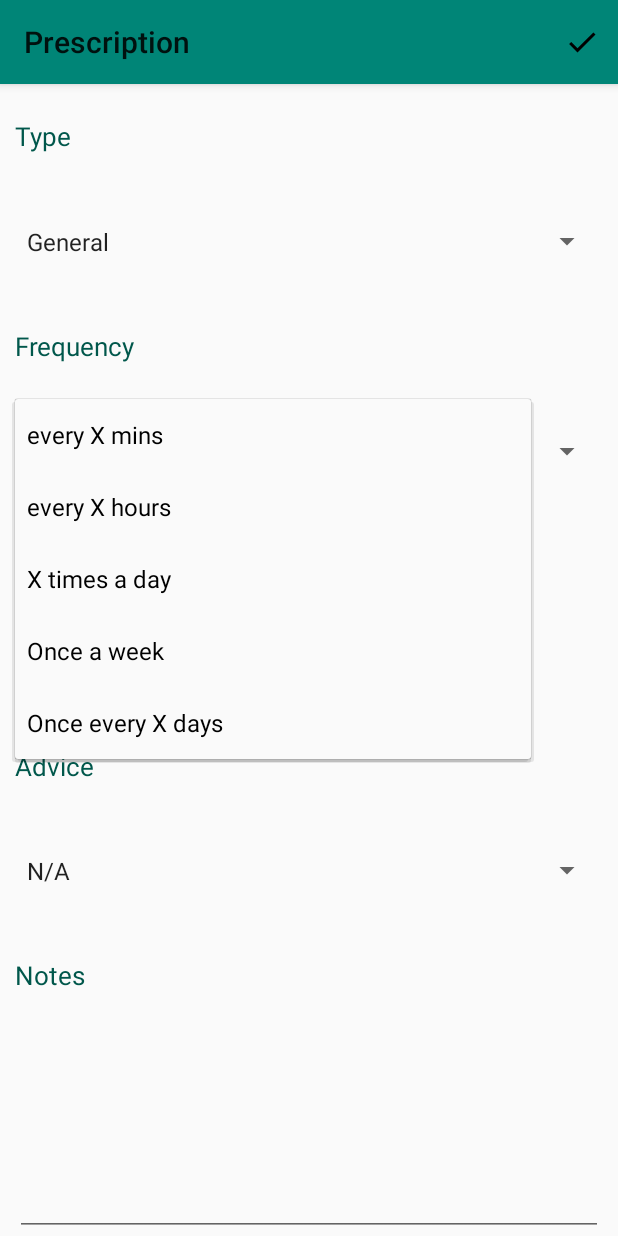
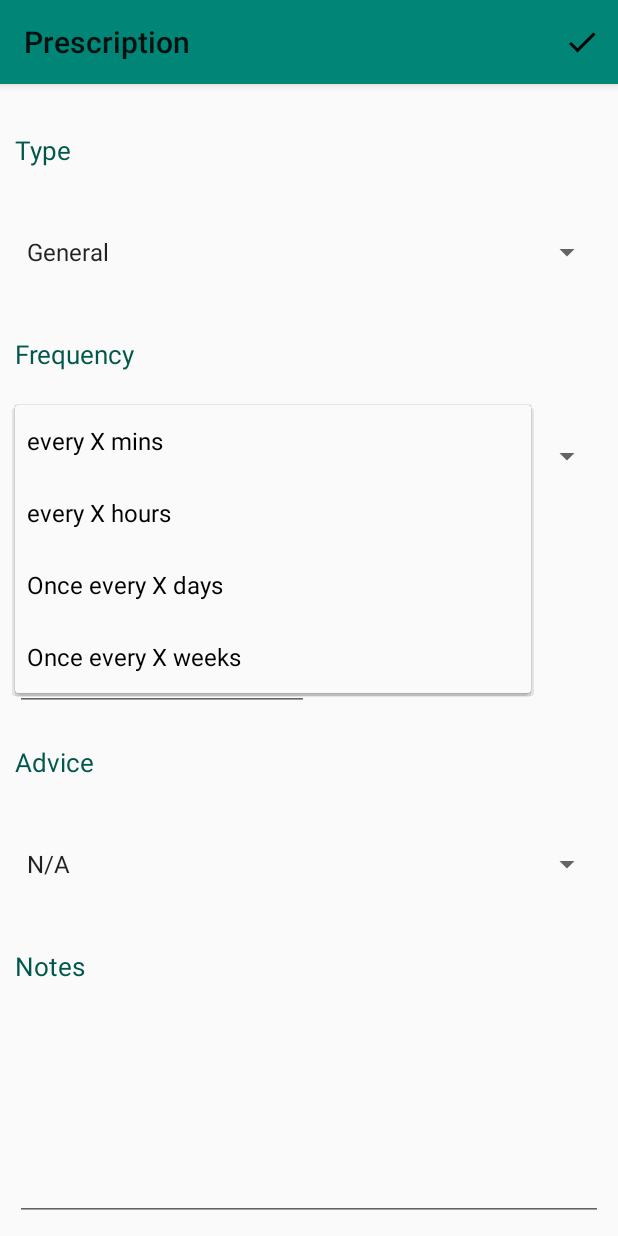
Before and after one commit to Alex-apostolo/BGLTracker, an Android app: the AddPrescriptionActivity screen opened directly, with no data from a screen before it, after a tap on "every X mins", on a phone screen of 412 x 824 dp. Run offline under Robolectric (Android 15) with nearby library versions, the phone set to English and light mode, and no system bars; 6 statements that could not run were skipped.

Commit message:
Fixed layout issues

```diff
--- a/app/src/main/java/com/alexapostolopoulos/bgltracker/AddPrescriptionActivity.java
+++ b/app/src/main/java/com/alexapostolopoulos/bgltracker/AddPrescriptionActivity.java
@@ -4,7 +4,6 @@ import android.support.v7.app.AppCompatActivity;
 import android.os.Bundle;
 import android.view.Menu;
 import android.view.View;
-import android.view.ViewGroup;
 import android.widget.AdapterView;
 import android.widget.ArrayAdapter;
 import android.widget.EditText;
@@ -38,22 +37,19 @@ public class AddPrescriptionActivity extends AppCompatActivity {
             public void onItemSelected(AdapterView<?> parent, View view, int position, long id) {
                 switch(parent.getItemAtPosition(position).toString()) {
                     case "General":
-//                        GridLayout layout = findViewById(R.id.addPrescr_gridLayout);
-//                        TextView nameView = new TextView(getBaseContext());
-//                        nameView.setText("Name");
-//                        nameView.setTextAppearance(R.style.CustomTextTitle);
-//                        EditText editName = new EditText(getBaseContext());
-//                        editName.setText("");
-//
-//                        GridLayout.LayoutParams params = new GridLayout.LayoutParams(layout.getLayoutParams());
-//                        params.height = 0;
-//                        params.width = 0;
-//                        params.rowSpec = GridLayout.spec(2, 2, 1f);
-//                        nameView.setLayoutParams(params);
-//                        params.columnSpec = GridLayout.spec(3, 2, 1f);
-//                        editName.setLayoutParams(params);
-//
-//                        layout.addView(nameView);
+                        GridLayout layout = findViewById(R.id.addPrescr_gridLayout);
+                        TextView nameView = new TextView(AddPrescriptionActivity.this);
+                        nameView.setText("Name");
+                        nameView.setTextAppearance(R.style.CustomTextTitle);
+
+                        GridLayout.LayoutParams params = (GridLayout.LayoutParams)layout.getLayoutParams();
+                        params.height = 0;
+                        params.width = 0;
+                        params.rowSpec = GridLayout.spec(GridLayout.UNDEFINED, 1, 1f);
+                        params.columnSpec = GridLayout.spec(GridLayout.UNDEFINED, 1, 1f);
+
+                        layout.addView(nameView, params);
+                        setContentView(layout);
 //                        layout.addView(editName);
                         break;
                     case "Insulin":break;
@@ -75,7 +71,13 @@ public class AddPrescriptionActivity extends AppCompatActivity {
         freqSpinner.setOnItemSelectedListener(new AdapterView.OnItemSelectedListener() {
             @Override
             public void onItemSelected(AdapterView<?> parent, View view, int position, long id) {
-
+                //Do when user presses frequency spinner
+                switch(position) {
+                    case 0: break;
+                    case 1: break;
+                    case 2: break;
+                    case 3: break;
+                }
             }
 
             @Override
@@ -93,7 +95,12 @@ public class AddPrescriptionActivity extends AppCompatActivity {
         adviceSpinner.setOnItemSelectedListener(new AdapterView.OnItemSelectedListener() {
             @Override
             public void onItemSelected(AdapterView<?> parent, View view, int position, long id) {
-
+                //Do when user presses advice spinner
+                switch(position) {
+                    case 0: break;
+                    case 1: break;
+                    case 2: break;
+                }
             }
 
             @Override
--- /dev/null
+++ b/app/src/main/res/drawable/ic_add_green_24dp.xml
@@ -0,0 +1,5 @@
+<vector android:height="24dp" android:tint="#008577"
+    android:viewportHeight="24.0" android:viewportWidth="24.0"
+    android:width="24dp" xmlns:android="http://schemas.android.com/apk/res/android">
+    <path android:fillColor="#FF000000" android:pathData="M19,13h-6v6h-2v-6H5v-2h6V5h2v6h6v2z"/>
+</vector>
--- /dev/null
+++ b/app/src/main/res/drawable/ic_remove_black_24dp.xml
@@ -0,0 +1,5 @@
+<vector android:height="24dp" android:tint="#FF0000"
+    android:viewportHeight="24.0" android:viewportWidth="24.0"
+    android:width="24dp" xmlns:android="http://schemas.android.com/apk/res/android">
+    <path android:fillColor="#FF000000" android:pathData="M19,13H5v-2h14v2z"/>
+</vector>
--- a/app/src/main/res/layout/activity_add_prescription.xml
+++ b/app/src/main/res/layout/activity_add_prescription.xml
@@ -2,10 +2,11 @@
 <GridLayout xmlns:android="http://schemas.android.com/apk/res/android"
     xmlns:app="http://schemas.android.com/apk/res-auto"
     xmlns:tools="http://schemas.android.com/tools"
+    android:id="@+id/addPrescr_gridLayout"
     android:layout_width="match_parent"
     android:layout_height="match_parent"
+    android:layout_margin="10dp"
     android:columnCount="2"
-    android:id="@+id/addPrescr_gridLayout"
     tools:context=".AddPrescriptionActivity">
 
     <TextView
@@ -15,8 +16,6 @@
         android:layout_rowWeight="1"
         android:layout_columnSpan="2"
         android:layout_columnWeight="1"
-        android:layout_marginLeft="10dp"
-        android:layout_marginRight="10dp"
         android:gravity="center_vertical"
         android:text="Type"
         android:textAppearance="@style/CustomTextTitle" />
@@ -27,9 +26,7 @@
         android:layout_height="0dp"
         android:layout_rowWeight="1"
         android:layout_columnSpan="2"
-        android:layout_columnWeight="1"
-        android:layout_marginLeft="10dp"
-        android:layout_marginRight="10dp" />
+        android:layout_columnWeight="1" />
 
     <TextView
         android:id="@+id/addPrescr_freq_textView"
@@ -38,8 +35,6 @@
         android:layout_rowWeight="1"
         android:layout_columnSpan="2"
         android:layout_columnWeight="1"
-        android:layout_marginLeft="10dp"
-        android:layout_marginRight="10dp"
         android:gravity="center_vertical"
         android:text="Frequency"
         android:textAppearance="@style/CustomTextTitle" />
@@ -50,9 +45,7 @@
         android:layout_height="0dp"
         android:layout_rowWeight="1"
         android:layout_columnSpan="2"
-        android:layout_columnWeight="1"
-        android:layout_marginLeft="10dp"
-        android:layout_marginRight="10dp" />
+        android:layout_columnWeight="1" />
 
     <TextView
         android:id="@+id/addPrescr_quantity_textView"
@@ -61,8 +54,6 @@
         android:layout_rowWeight="1"
         android:layout_columnSpan="2"
         android:layout_columnWeight="1"
-        android:layout_marginLeft="10dp"
-        android:layout_marginRight="10dp"
         android:gravity="center_vertical"
         android:text="Quantity"
         android:textAppearance="@style/CustomTextTitle" />
@@ -73,8 +64,6 @@
         android:layout_height="0dp"
         android:layout_rowWeight="1"
         android:layout_columnWeight="1"
-        android:layout_marginLeft="10dp"
-        android:ems="10"
         android:inputType="textPersonName" />
 
     <TextView
@@ -92,8 +81,6 @@
         android:layout_rowWeight="1"
         android:layout_columnSpan="2"
         android:layout_columnWeight="1"
-        android:layout_marginLeft="10dp"
-        android:layout_marginRight="10dp"
         android:gravity="center_vertical"
         android:text="Advice"
         android:textAppearance="@style/CustomTextTitle" />
@@ -104,9 +91,7 @@
         android:layout_height="0dp"
         android:layout_rowWeight="1"
         android:layout_columnSpan="2"
-        android:layout_columnWeight="1"
-        android:layout_marginLeft="10dp"
-        android:layout_marginRight="10dp" />
+        android:layout_columnWeight="1" />
 
     <TextView
         android:id="@+id/addPrescr_notes_textView"
@@ -115,8 +100,6 @@
         android:layout_rowWeight="1"
         android:layout_columnSpan="2"
         android:layout_columnWeight="1"
-        android:layout_marginLeft="10dp"
-        android:layout_marginRight="10dp"
         android:gravity="center_vertical"
         android:text="Notes"
         android:textAppearance="@style/CustomTextTitle" />
@@ -128,9 +111,6 @@
         android:layout_rowWeight="2"
         android:layout_columnSpan="2"
         android:layout_columnWeight="1"
-        android:layout_marginLeft="10dp"
-        android:layout_marginRight="10dp"
-        android:ems="10"
         android:inputType="textMultiLine" />
 
 </GridLayout>
--- a/app/src/main/res/values/strings.xml
+++ b/app/src/main/res/values/strings.xml
@@ -30,9 +30,8 @@
     <string-array name="addPresc_freq_array">
         <item>every X mins</item>
         <item>every X hours</item>
-        <item>X times a day</item>
-        <item>Once a week</item>
         <item>Once every X days</item>
+        <item>Once every X weeks</item>
     </string-array>
 
     <string-array name="addPresc_advice_array">
```
Also changed, not shown: app/src/main/res/layout/activity_add_glucose.xml (+3 -17 lines), app/src/main/res/layout/activity_add_insulin.xml (+3 -16 lines), app/src/main/res/layout/activity_add_medication.xml (+31 -26 lines), app/src/main/res/layout/activity_add_patient.xml (+1 -24 lines).
